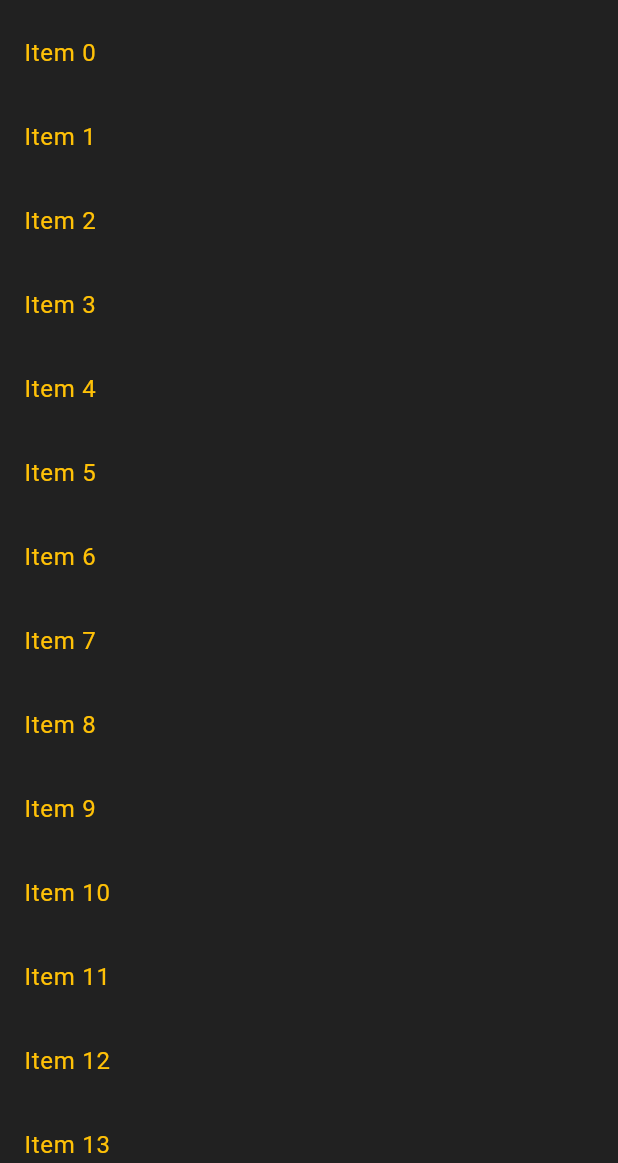
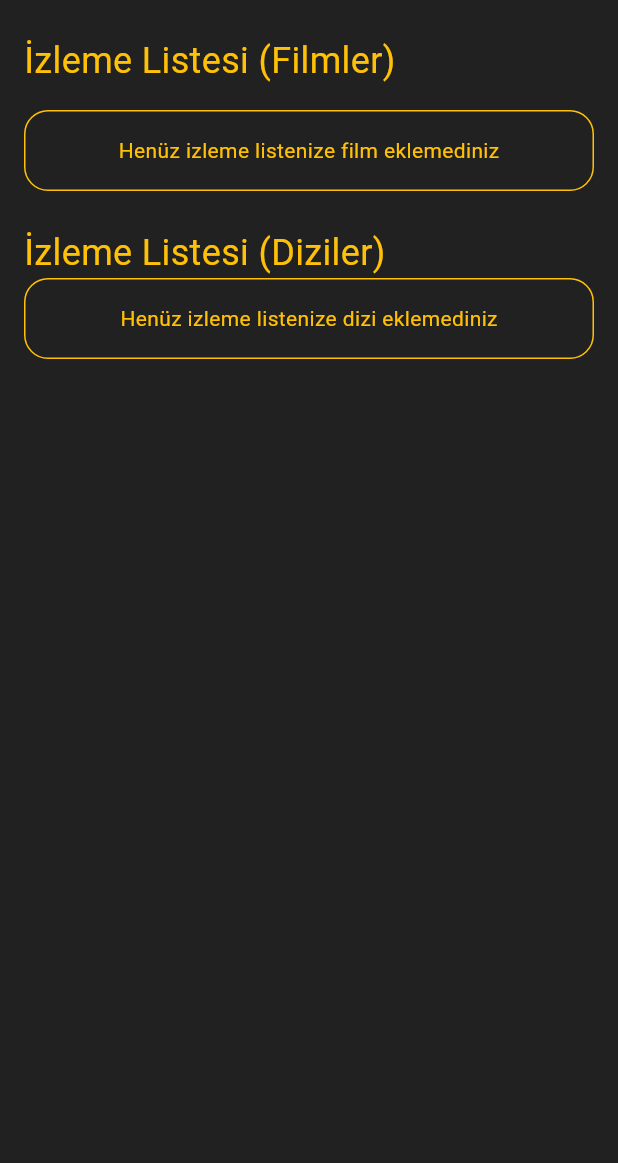
Before and after one commit to ysntopbas/cinematev2, a Flutter app: the screen it shows once a user with an empty profile is signed in, on a phone screen of 412 x 824 dp, the part 73-1236 px from its top. Run offline on Flutter 3.47's test engine with Material 3 defaults, Android fonts, the light colour scheme and no system bars; our stand-ins replace firebase_auth, firebase_core, flutter_dotenv, google_fonts; accounts and stored records are empty; generated files the repository leaves out were written again.

Commit message:
feat: enhance detail page layout and add watchlist functionality in home page

```diff
--- a/lib/screens/home_page.dart
+++ b/lib/screens/home_page.dart
@@ -13,6 +13,7 @@ class HomePage extends StatefulWidget {
 class _HomePageState extends State<HomePage> {
   @override
   Widget build(BuildContext context) {
+    String? watchList = "";
     return Scaffold(
       appBar: AppBar(
         title: Text('CineMate',
@@ -31,7 +32,81 @@ class _HomePageState extends State<HomePage> {
           ),
         ],
       ),
-      drawer: Drawer(
+      drawer: _buildDrawer(context),
+      body: SingleChildScrollView(
+        padding: const EdgeInsets.all(16.0),
+        child: Column(
+          crossAxisAlignment: CrossAxisAlignment.start,
+          children: [
+            Text(
+              'İzleme Listesi (Filmler)',
+              style: GoogleFonts.roboto(
+                fontSize: 24,
+                color: Theme.of(context).colorScheme.primary,
+              ),
+            ),
+            const SizedBox(height: 16),
+            Container(
+              padding: const EdgeInsets.all(16.0),
+              decoration: BoxDecoration(
+                borderRadius: BorderRadius.circular(16),
+                border: Border.all(
+                  color: Theme.of(context).colorScheme.primary,
+                  width: 1,
+                ),
+              ),
+              child: Column(
+                children: [
+                  if (watchList.isEmpty)
+                    Center(
+                      child: Text('Henüz izleme listenize film eklemediniz'),
+                    )
+                  else
+                    Text('İzleme Listesi'),
+                ],
+              ),
+            ),
+            const SizedBox(height: 24),
+            Text(
+              'İzleme Listesi (Diziler)',
+              style: GoogleFonts.roboto(
+                fontSize: 24,
+                color: Theme.of(context).colorScheme.primary,
+              ),
+            ),
+            Container(
+              padding: const EdgeInsets.all(16.0),
+              decoration: BoxDecoration(
+                borderRadius: BorderRadius.circular(16),
+                border: Border.all(
+                  color: Theme.of(context).colorScheme.primary,
+                  width: 1,
+                ),
+              ),
+              child: Column(
+                children: [
+                  if (watchList.isEmpty)
+                    Column(
+                      children: [
+                        Center(
+                          child:
+                              Text('Henüz izleme listenize dizi eklemediniz'),
+                        ),
+                      ],
+                    )
+                  else
+                    Text('İzleme Listesi'),
+                ],
+              ),
+            )
+          ],
+        ),
+      ),
+    );
+  }
+
+  Drawer _buildDrawer(BuildContext context) {
+    return Drawer(
       child: SafeArea(
         child: Column(
           children: [
@@ -51,18 +126,21 @@ class _HomePageState extends State<HomePage> {
               ],
             ),
             ListTile(
+              leading: const Icon(Icons.home),
               title: const Text('Anasayfa'),
               onTap: () {
                 Navigator.pushNamed(context, '/home');
               },
             ),
             ListTile(
+              leading: const Icon(Icons.movie),
               title: const Text('Popüler Filmler'),
               onTap: () {
                 Navigator.pushNamed(context, '/movie');
               },
             ),
             ListTile(
+              leading: const Icon(Icons.tv),
               title: const Text('Popüler Diziler'),
               onTap: () {
                 Navigator.pushNamed(context, '/tvshow');
@@ -75,12 +153,6 @@ class _HomePageState extends State<HomePage> {
           ],
         ),
       ),
-      ),
-      body: Center(child: ListView.builder(itemBuilder: (context, index) {
-        return ListTile(
-          title: Text('Item $index'),
-        );
-      })),
     );
   }
 }
```
Also changed, not shown: lib/screens/detail_page.dart (+91 -28 lines). Lines whose indentation alone changed are shown as unchanged.
